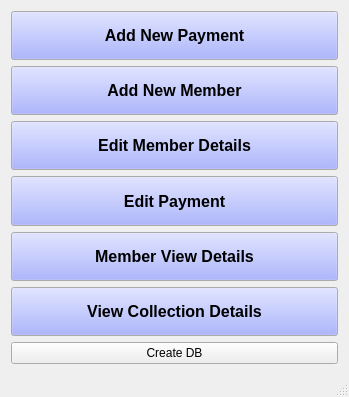
The window that mainwindow.ui (severus-tux/gdm_database_management) describes before a commit, drawn with Qt 5.
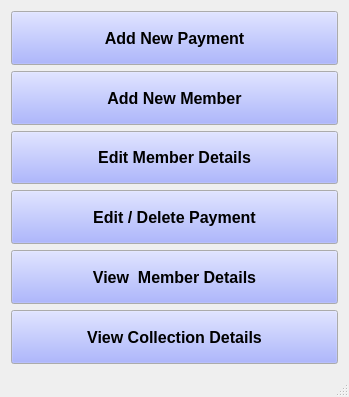
The same window after the commit.

Commit message: Added Delete Payment feature

What changed in the file:
```diff
--- a/mainwindow.ui
+++ b/mainwindow.ui
@@ -14,7 +14,7 @@
    <string>GDM Database Management System</string>
   </property>
   <widget class="QWidget" name="centralWidget">
-   <layout class="QVBoxLayout" name="verticalLayout_2">
+   <layout class="QHBoxLayout" name="horizontalLayout">
     <item>
      <layout class="QVBoxLayout" name="verticalLayout">
       <item>
@@ -253,7 +253,7 @@
          <cursorShape>PointingHandCursor</cursorShape>
         </property>
         <property name="text">
-         <string>Edit Payment</string>
+         <string>Edit / Delete Payment</string>
         </property>
        </widget>
       </item>
@@ -313,7 +313,7 @@
          <cursorShape>PointingHandCursor</cursorShape>
         </property>
         <property name="text">
-         <string>Member View Details</string>
+         <string>View  Member Details</string>
         </property>
        </widget>
       </item>
@@ -377,13 +377,6 @@
         </property>
        </widget>
       </item>
-      <item>
-       <widget class="QPushButton" name="pushButton_5">
-        <property name="text">
-         <string>Create DB</string>
-        </property>
-       </widget>
-      </item>
      </layout>
     </item>
    </layout>
```
The commit also changes 91 other files.
